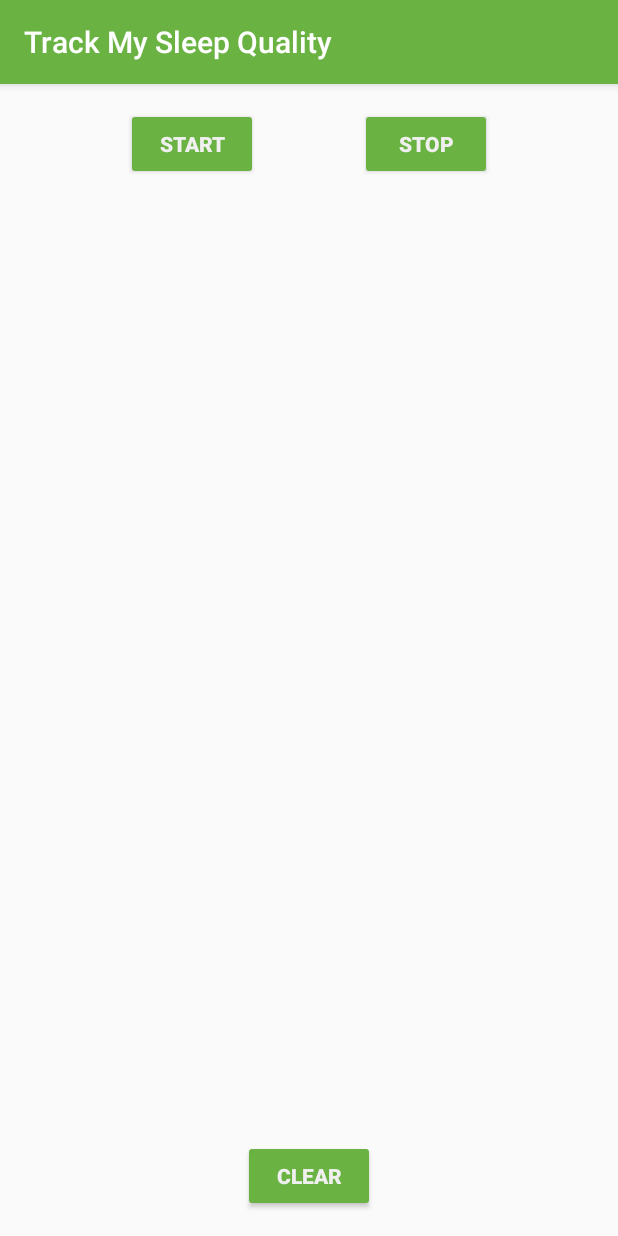
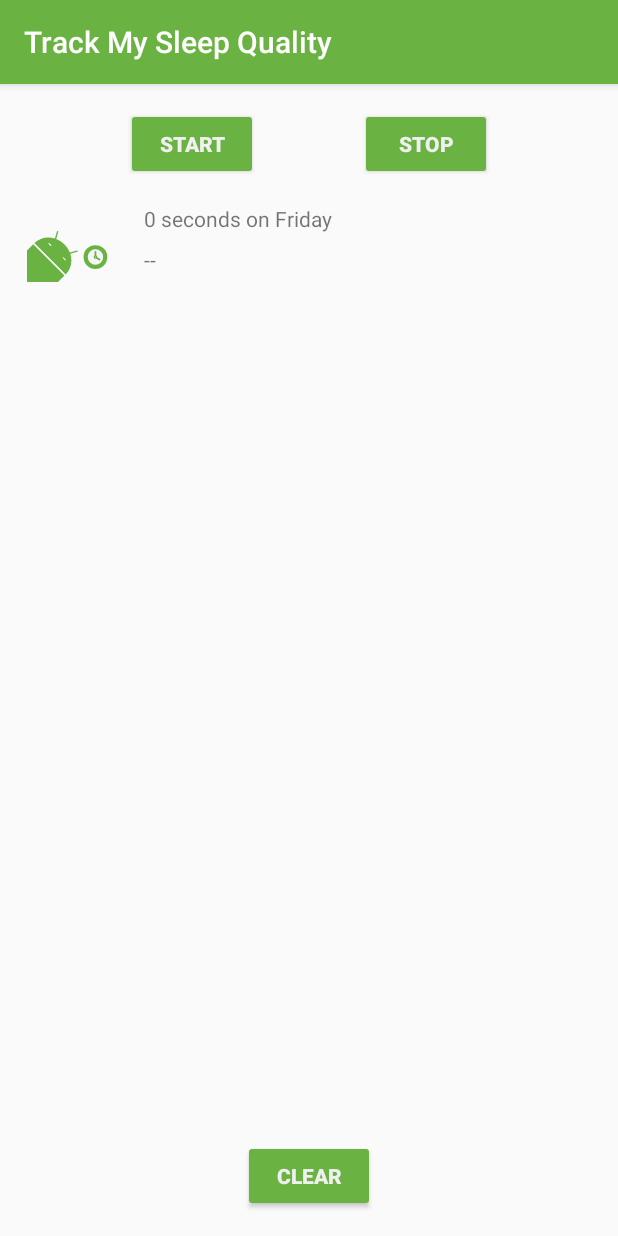
Before and after one commit to udacity/andfun-kotlin-sleep-tracker-with-recyclerview, an Android app: the screen it shows after launch (MainActivity), after a tap on "START", on a phone screen of 412 x 824 dp. Run offline under Robolectric (Android 15) with nearby library versions, the phone set to English and light mode, and no system bars; our stand-ins replace Room's generated code, data binding; Roboto replaces fonts that are not available here; 3 statements that could not run were skipped.

Commit message:
with Linear Adapter

```diff
--- a/app/src/main/java/com/example/android/trackmysleepquality/sleeptracker/BindingUtils.kt
+++ b/app/src/main/java/com/example/android/trackmysleepquality/sleeptracker/BindingUtils.kt
@@ -15,3 +15,40 @@
  */
 
 package com.example.android.trackmysleepquality.sleeptracker
+
+import android.widget.ImageView
+import android.widget.TextView
+import androidx.databinding.BindingAdapter
+import com.example.android.trackmysleepquality.R
+import com.example.android.trackmysleepquality.convertDurationToFormatted
+import com.example.android.trackmysleepquality.convertNumericQualityToString
+import com.example.android.trackmysleepquality.database.SleepNight
+
+@BindingAdapter("sleepDurationFormatted")
+fun TextView.setSleepDurationFormatted(item: SleepNight?) {
+    item?.let {
+        text = convertDurationToFormatted(item.startTimeMilli, item.endTimeMilli, context.resources)
+    }
+}
+
+@BindingAdapter("sleepQualityString")
+fun TextView.setSleepQualityString(item: SleepNight?) {
+    item?.let {
+        text = convertNumericQualityToString(item.sleepQuality, context.resources)
+    }
+}
+
+@BindingAdapter("sleepImage")
+fun ImageView.setSleepImage(item: SleepNight?) {
+    item?.let {
+        setImageResource(when (item.sleepQuality) {
+            0 -> R.drawable.ic_sleep_0
+            1 -> R.drawable.ic_sleep_1
+            2 -> R.drawable.ic_sleep_2
+            3 -> R.drawable.ic_sleep_3
+            4 -> R.drawable.ic_sleep_4
+            5 -> R.drawable.ic_sleep_5
+            else -> R.drawable.ic_sleep_active
+        })
+    }
+}
--- a/app/src/main/java/com/example/android/trackmysleepquality/sleeptracker/SleepNightAdapter.kt
+++ b/app/src/main/java/com/example/android/trackmysleepquality/sleeptracker/SleepNightAdapter.kt
@@ -15,3 +15,53 @@
  */
 
 package com.example.android.trackmysleepquality.sleeptracker
+
+import android.view.LayoutInflater
+import android.view.ViewGroup
+import androidx.recyclerview.widget.DiffUtil
+import androidx.recyclerview.widget.ListAdapter
+import androidx.recyclerview.widget.RecyclerView
+import com.example.android.trackmysleepquality.R
+import com.example.android.trackmysleepquality.convertDurationToFormatted
+import com.example.android.trackmysleepquality.convertNumericQualityToString
+import com.example.android.trackmysleepquality.database.SleepNight
+import com.example.android.trackmysleepquality.databinding.ListItemSleepNightBinding
+
+class SleepNightAdapter : ListAdapter<SleepNight, SleepNightAdapter.ViewHolder>(SleepNightDiffCallback()) {
+
+    override fun onCreateViewHolder(parent: ViewGroup, viewType: Int): ViewHolder {
+        return ViewHolder.from(parent)
+    }
+
+    override fun onBindViewHolder(holder: ViewHolder, position: Int) {
+        val item = getItem(position)
+        holder.bind(item)
+    }
+
+    class ViewHolder private constructor(val binding: ListItemSleepNightBinding): RecyclerView.ViewHolder(binding.root) {
+
+        fun bind(item: SleepNight) {
+            binding.sleep = item
+            binding.executePendingBindings()
+        }
+
+        companion object {
+            fun from(parent: ViewGroup): ViewHolder {
+                val layoutInflater = LayoutInflater.from(parent.context)
+                val binding = ListItemSleepNightBinding.inflate(layoutInflater, parent, false)
+                return ViewHolder(binding)
+            }
+        }
+    }
+}
+
+class SleepNightDiffCallback : DiffUtil.ItemCallback<SleepNight>() {
+
+    override fun areItemsTheSame(oldItem: SleepNight, newItem: SleepNight): Boolean {
+        return oldItem.nightId == newItem.nightId
+    }
+
+    override fun areContentsTheSame(oldItem: SleepNight, newItem: SleepNight): Boolean {
+        return oldItem == newItem
+    }
+}
--- a/app/src/main/java/com/example/android/trackmysleepquality/sleeptracker/SleepTrackerFragment.kt
+++ b/app/src/main/java/com/example/android/trackmysleepquality/sleeptracker/SleepTrackerFragment.kt
@@ -61,6 +61,14 @@ class SleepTrackerFragment : Fragment() {
 
         binding.sleepTrackerViewModel = sleepTrackerViewModel
 
+        val adapter = SleepNightAdapter()
+        binding.sleepList.adapter = adapter
+        sleepTrackerViewModel.nights.observe(viewLifecycleOwner, Observer {
+            it?.let {
+                adapter.submitList(it)
+            }
+        })
+
         binding.lifecycleOwner = this
 
         // Add an Observer on the state variable for showing a Snackbar message
--- a/app/src/main/res/layout/fragment_sleep_tracker.xml
+++ b/app/src/main/res/layout/fragment_sleep_tracker.xml
@@ -35,32 +35,15 @@
         android:layout_height="match_parent"
         tools:context=".sleeptracker.SleepTrackerFragment">
 
-        <!-- Simplest way of displaying scrollable text and data. There is a
-             better and more efficient way to do this, and you will learn about
-             RecyclerView in a later lesson. -->
-
-        <ScrollView
-            android:layout_width="match_parent"
+        <androidx.recyclerview.widget.RecyclerView
+            android:id="@+id/sleep_list"
+            android:layout_width="0dp"
             android:layout_height="0dp"
             app:layout_constraintBottom_toTopOf="@+id/clear_button"
             app:layout_constraintEnd_toEndOf="parent"
-            app:layout_constraintRight_toRightOf="parent"
             app:layout_constraintStart_toStartOf="parent"
-            app:layout_constraintTop_toBottomOf="@+id/stop_button">
-
-            <!-- In the TextView, we can access the nightsString LiveData,
-                 which keeps it displayed and updated in the TextView
-                 whenever it changes. -->
-
-            <TextView
-                android:id="@+id/textview"
-                android:layout_width="match_parent"
-                android:layout_height="wrap_content"
-                android:layout_marginStart="@dimen/margin"
-                android:layout_marginTop="@dimen/margin"
-                android:layout_marginEnd="@dimen/margin"
-                android:text="@{sleepTrackerViewModel.nightsString}" />
-        </ScrollView>
+            app:layout_constraintTop_toBottomOf="@+id/stop_button"
+            app:layoutManager="androidx.recyclerview.widget.LinearLayoutManager"/>
 
         <!-- With data binding and LiveData, we can track the buttons' visibility states
              from the ViewModel. The click handler is in the ViewModel as well, and
--- a/app/src/main/res/layout/list_item_sleep_night.xml
+++ b/app/src/main/res/layout/list_item_sleep_night.xml
@@ -1,7 +1,58 @@
 <?xml version="1.0" encoding="utf-8"?>
-<androidx.constraintlayout.widget.ConstraintLayout
-    xmlns:android="http://schemas.android.com/apk/res/android"
-    android:orientation="vertical"
-    android:layout_width="match_parent"
-    android:layout_height="wrap_content">
-</androidx.constraintlayout.widget.ConstraintLayout>
+<layout xmlns:android="http://schemas.android.com/apk/res/android"
+    xmlns:app="http://schemas.android.com/apk/res-auto"
+    xmlns:tools="http://schemas.android.com/tools">
+
+    <data>
+        <variable
+            name="sleep"
+            type="com.example.android.trackmysleepquality.database.SleepNight" />
+    </data>
+
+    <androidx.constraintlayout.widget.ConstraintLayout
+        android:layout_width="match_parent"
+        android:layout_height="wrap_content"
+        android:orientation="vertical">
+
+        <ImageView
+            android:id="@+id/quality_image"
+            android:layout_width="64dp"
+            android:layout_height="60dp"
+            android:layout_marginStart="16dp"
+            android:layout_marginTop="8dp"
+            android:layout_marginBottom="8dp"
+            app:layout_constraintBottom_toBottomOf="parent"
+            app:layout_constraintStart_toStartOf="parent"
+            app:layout_constraintTop_toTopOf="parent"
+            tools:srcCompat="@drawable/ic_sleep_5"
+            app:sleepImage="@{sleep}"/>
+
+        <TextView
+            android:id="@+id/sleep_length"
+            android:layout_width="0dp"
+            android:layout_height="wrap_content"
+            android:layout_marginStart="16dp"
+            android:layout_marginTop="8dp"
+            android:layout_marginEnd="16dp"
+            android:text="TextView"
+            app:layout_constraintEnd_toEndOf="parent"
+            app:layout_constraintStart_toEndOf="@+id/quality_image"
+            app:layout_constraintTop_toTopOf="@+id/quality_image"
+            tools:text="Wednesday"
+            app:sleepDurationFormatted="@{sleep}"/>
+
+        <TextView
+            android:id="@+id/quality_string"
+            android:layout_width="0dp"
+            android:layout_height="wrap_content"
+            android:layout_marginStart="16dp"
+            android:layout_marginTop="8dp"
+            android:layout_marginEnd="16dp"
+            android:text="TextView"
+            app:layout_constraintEnd_toEndOf="parent"
+            app:layout_constraintStart_toEndOf="@+id/quality_image"
+            app:layout_constraintTop_toBottomOf="@+id/sleep_length"
+            tools:text="Excellent"
+            app:sleepQualityString="@{sleep}"/>
+    </androidx.constraintlayout.widget.ConstraintLayout>
+</layout>
```
